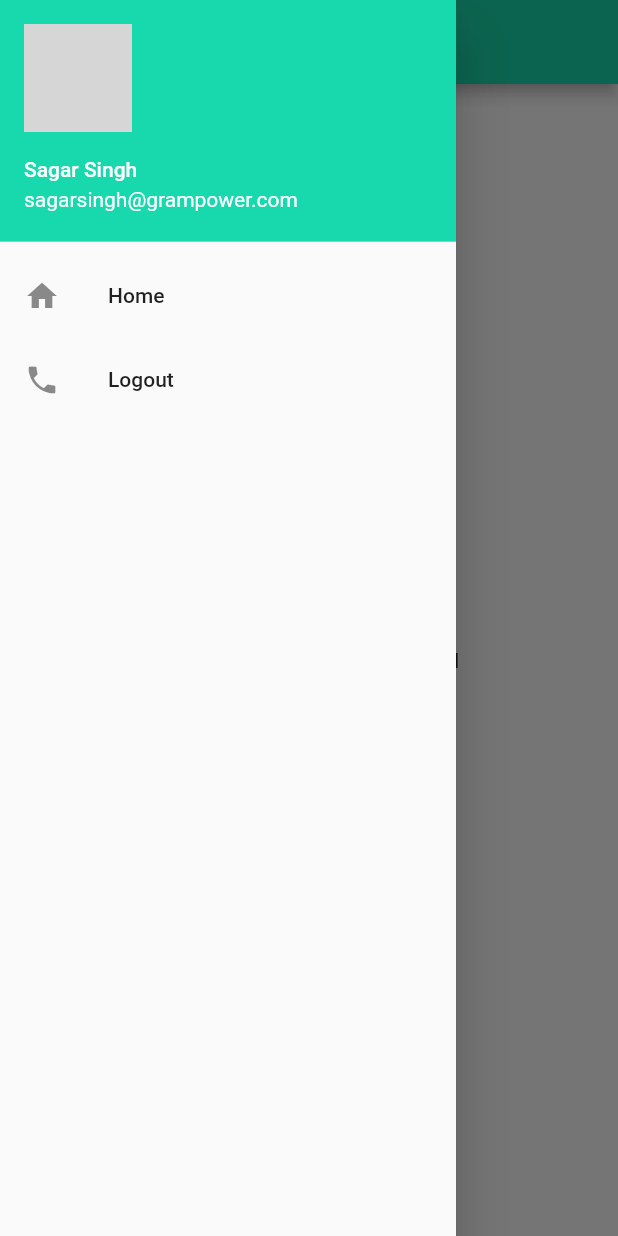
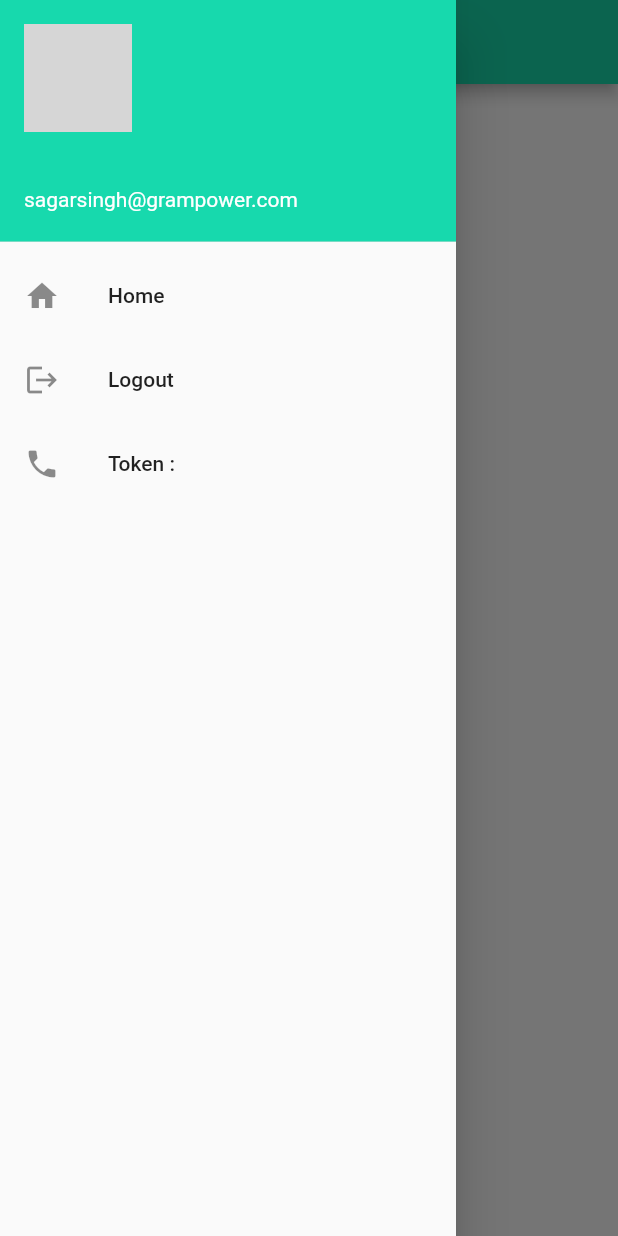
Before and after one commit to sagarsi02/login_system_flutter, a Flutter app: the MyHome screen opened directly, with the side drawer open, on a phone screen of 412 x 824 dp. Run offline on Flutter 3.47's test engine with Material 2 defaults, Android fonts, the phone set to English and light mode, and no system bars; our stand-ins replace shared_preferences; missing offline and left inert: flutter_session; accounts and stored records are empty; network calls fail; grey boxes are pictures that could not be loaded.

Commit message:
login and sign up with sharedPreferences

```diff
--- a/lib/Screen/signUp.dart
+++ b/lib/Screen/signUp.dart
@@ -85,10 +85,8 @@ class _formSectionState extends State<formSection> {
       TextEditingController cityController,
       TextEditingController passwordController,
       TextEditingController cPasswordController) async {
-    var response = await http.post(
-        Uri.parse("http://127.0.0.1:8000/api/createuser")
-            .replace(host: '10.0.2.2'),
-        body: {
+    var response = await http
+        .post(Uri.parse("http://192.168.43.43:8000/api/createuser"), body: {
       "name": nameController.text,
       "username": userController.text,
       "email": emailController.text,
--- a/lib/app/SideBar.dart
+++ b/lib/app/SideBar.dart
@@ -1,6 +1,10 @@
 import 'package:flutter/material.dart';
+import 'package:login_system/Screen/login.dart';
 import 'package:login_system/app/home.dart';
-// import 'package:user_access/Screen/location_page.dart';
+import 'package:http/http.dart' as http;
+import 'dart:convert';
+
+import 'package:shared_preferences/shared_preferences.dart';
 
 class SideBar extends StatefulWidget {
   const SideBar({Key? key}) : super(key: key);
@@ -10,18 +14,55 @@ class SideBar extends StatefulWidget {
 }
 
 class _SideBarState extends State<SideBar> {
+  post_data() async {
+    var response =
+        await http.get(Uri.parse("http://192.168.43.43:8000/api/logout"));
+    if (response.statusCode == 200) {
+      SharedPreferences pref = await SharedPreferences.getInstance();
+      await pref.clear();
+      Navigator.of(context).pushAndRemoveUntil(
+          MaterialPageRoute(builder: (context) => const login()),
+          (route) => false);
+      var message = jsonDecode(response.body)['Success'];
+      var snackBar = SnackBar(content: Text(message));
+      ScaffoldMessenger.of(context).showSnackBar(snackBar);
+    } else {
+      var message = jsonDecode(response.body)['Error'];
+      var snackBar = SnackBar(content: Text(message));
+      ScaffoldMessenger.of(context).showSnackBar(snackBar);
+    }
+  }
+
+  String token = '';
+  String username = '';
+
+  @override
+  void initState() {
+    // TODO: implement initState
+    super.initState();
+    userCred();
+  }
+
+  void userCred() async {
+    SharedPreferences pref = await SharedPreferences.getInstance();
+    setState(() {
+      token = pref.getString("login");
+      username = pref.getString("username");
+    });
+  }
+
   @override
   Widget build(BuildContext context) {
     return Drawer(
       child: ListView(
         padding: EdgeInsets.zero,
         children: [
-          const UserAccountsDrawerHeader(
+          UserAccountsDrawerHeader(
             currentAccountPicture: CircleAvatar(
               backgroundImage: NetworkImage(
                   'https://avatars.githubusercontent.com/u/69505695?v=4'),
             ),
-            accountName: Text('Sagar Singh'),
+            accountName: Text(username),
             accountEmail: Text('sagarsingh@grampower.com'),
             decoration: BoxDecoration(color: Color(0xFF17D9AD)),
           ),
@@ -36,14 +77,16 @@ class _SideBarState extends State<SideBar> {
             },
           ),
           ListTile(
+            leading: const Icon(Icons.logout),
+            title: const Text('Logout'),
+            onTap: () async {
+              post_data();
+            },
+          ),
+          ListTile(
             leading: const Icon(Icons.phone),
-            title: const Text('Logout'),
-            onTap: () {
-              // Navigator.push(
-              //   context,MaterialPageRoute(builder: (context) => const contact()),
-              // );
-              print('Logout');
-            },
+            title: Text("Token : ${token}"),
+            onTap: () {},
           ),
         ],
       ),
--- a/lib/app/home.dart
+++ b/lib/app/home.dart
@@ -1,8 +1,49 @@
 import 'package:flutter/material.dart';
 import 'package:login_system/app/SideBar.dart';
+import 'package:shared_preferences/shared_preferences.dart';
 
-class MyHome extends StatelessWidget {
+// class MyHome extends StatelessWidget {
+//   const MyHome({super.key});
+
+//   @override
+//   Widget build(BuildContext context) {
+//     return Scaffold(
+//       appBar: AppBar(
+//         title: const Text('TrackFit'),
+//         backgroundColor: Color(0xFF17D9AD),
+//       ),
+//       body: const Center(
+//         child: Text(
+//           "Welcome Users",
+//         ),
+//       ),
+//       drawer: const SideBar(),
+//     );
+//   }
+// }
+
+class MyHome extends StatefulWidget {
   const MyHome({super.key});
+
+  @override
+  State<MyHome> createState() => _MyHomeState();
+}
+
+class _MyHomeState extends State<MyHome> {
+  String token = '';
+  @override
+  void initState() {
+    // TODO: implement initState
+    super.initState();
+    userCred();
+  }
+
+  void userCred() async {
+    SharedPreferences pref = await SharedPreferences.getInstance();
+    setState(() {
+      token = pref.getString("login");
+    });
+  }
 
   @override
   Widget build(BuildContext context) {
@@ -11,9 +52,33 @@ class MyHome extends StatelessWidget {
         title: const Text('TrackFit'),
         backgroundColor: Color(0xFF17D9AD),
       ),
-      body: const Center(
-        child: Text(
-          "Welcome to Users Access Panel",
+      body: Center(
+        child: Padding(
+          padding: const EdgeInsets.all(15.0),
+          child: SafeArea(
+            child: Center(
+              child: Column(
+                // mainAxisAlignment: MainAxisAlignment.center,
+                // crossAxisAlignment: CrossAxisAlignment.center,
+                children: [
+                  ElevatedButton(
+                    onPressed: () {},
+                    style: ElevatedButton.styleFrom(
+                      fixedSize: const Size(100, 100),
+                      shape: const CircleBorder(),
+                      backgroundColor: Color(0xFF17D9AD)
+                    ),
+                    child: const Text(
+                      'Start',
+                      style: TextStyle(
+                        fontSize: 18
+                      ),
+                    ),
+                  ),
+                ],
+              ),
+            ),
+          ),
         ),
       ),
       drawer: const SideBar(),
--- a/pubspec.yaml
+++ b/pubspec.yaml
@@ -43,6 +43,7 @@ dependencies:
   json_annotation: any
   shared_preferences: ^0.5.8
   get: ^4.6.5
+  geolocator: ^9.0.0
 
 dev_dependencies:
   flutter_test:
```
Also changed, not shown: lib/Screen/authPage.dart (+50 -30 lines), lib/Screen/login.dart (+43 -13 lines), lib/main.dart (line endings or trailing spaces). Lines whose indentation alone changed are shown as unchanged.
